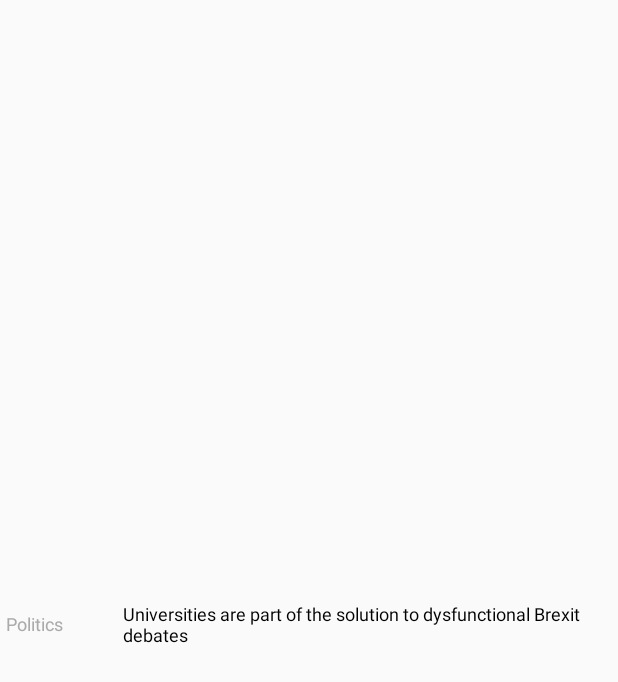
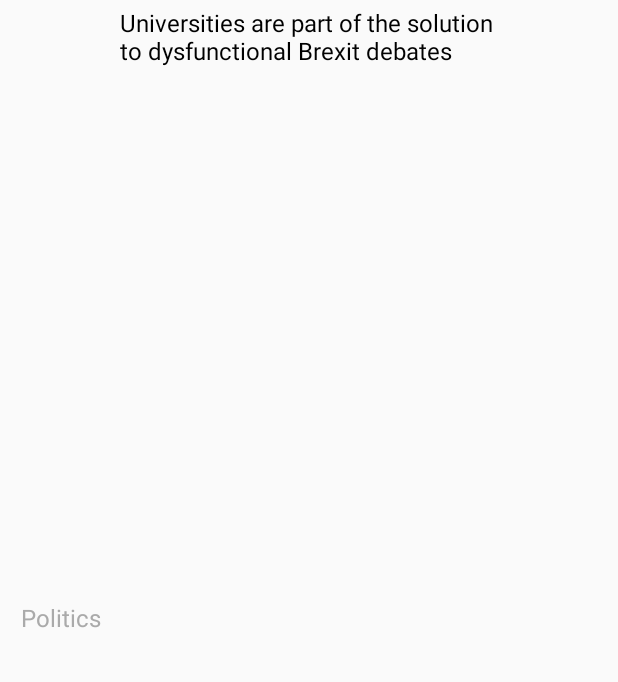
Before and after one commit to erikbenton/news-feed, an Android app: the layout news_list.xml on its own in the app's theme, with its tools: preview values and no code run, on a phone screen of 412 x 824 dp. Shown: the top 682 px of the screen. Run offline under Robolectric (Android 15) with nearby library versions, the phone set to English and light mode, and no system bars.

Commit message:
finishing poiish because tired of messing around with it...

```diff
--- a/app/src/main/res/layout/news_list.xml
+++ b/app/src/main/res/layout/news_list.xml
@@ -9,17 +9,17 @@
     <TextView
         android:id="@+id/section_view"
         style="@style/SectionStyle"
-        android:layout_width="0dp"
-        android:layout_height="wrap_content"
-        android:layout_weight="1"
+        android:layout_width="80dp"
+        android:layout_height="match_parent"
+        android:layout_gravity="center_horizontal"
+        android:gravity="center"
         tools:text="Politics"/>
 
     <TextView
         android:id="@+id/title_view"
         style="@style/TitleStyle"
-        android:layout_width="0dp"
-        android:layout_height="wrap_content"
-        android:layout_weight="4"
+        android:layout_width="260dp"
+        android:layout_height="match_parent"
         tools:text="Universities are part of the solution to dysfunctional Brexit debates"/>
 
 </LinearLayout>
--- a/app/src/main/res/values/styles.xml
+++ b/app/src/main/res/values/styles.xml
@@ -9,22 +9,19 @@
     </style>
 
     <style name="SectionStyle">
-        <item name="android:paddingTop">8dp</item>
+        <item name="android:paddingTop">4dp</item>
         <item name="android:paddingLeft">4dp</item>
         <item name="android:paddingRight">4dp</item>
+        <item name="android:paddingBottom">4dp</item>
         <item name="android:textColor">@android:color/darker_gray</item>
-        <item name="android:layout_gravity">center</item>
-        <item name="android:textSize">12sp</item>
+        <item name="android:textSize">16sp</item>
     </style>
 
     <style name="TitleStyle">
-        <item name="android:paddingTop">8dp</item>
-        <item name="android:paddingRight">8dp</item>
+        <item name="android:paddingTop">4dp</item>
+        <item name="android:paddingBottom">4dp</item>
         <item name="android:textColor">@android:color/black</item>
-        <item name="android:layout_gravity">center</item>
-        <item name="android:textSize">12sp</item>
-        <item name="android:maxLines">2</item>
-        <item name="android:ellipsize">end</item>
+        <item name="android:textSize">16sp</item>
     </style>
 
 </resources>
```
